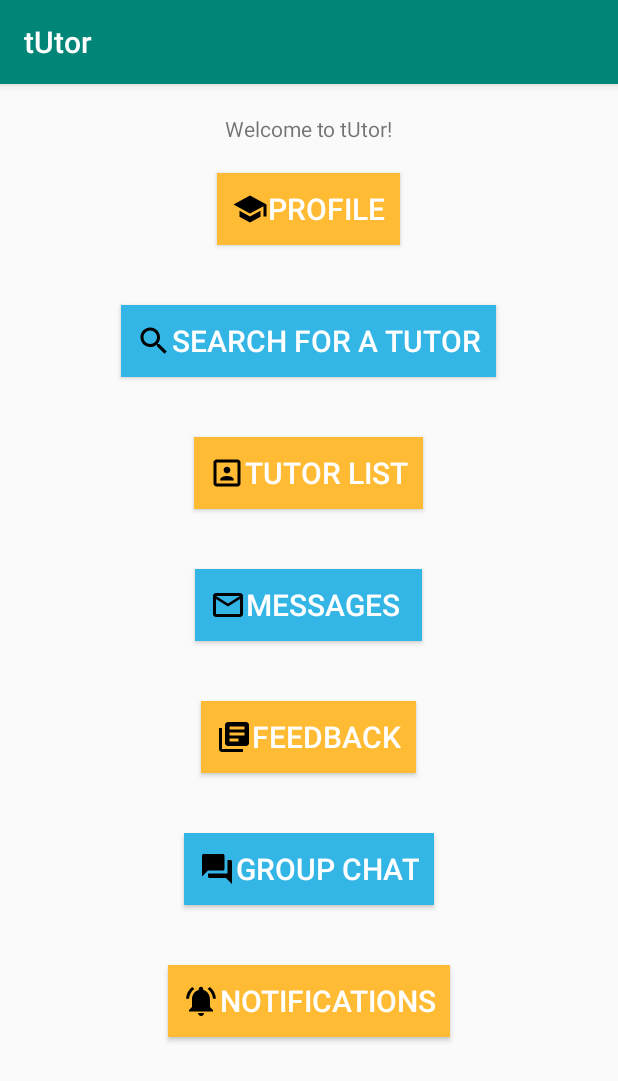
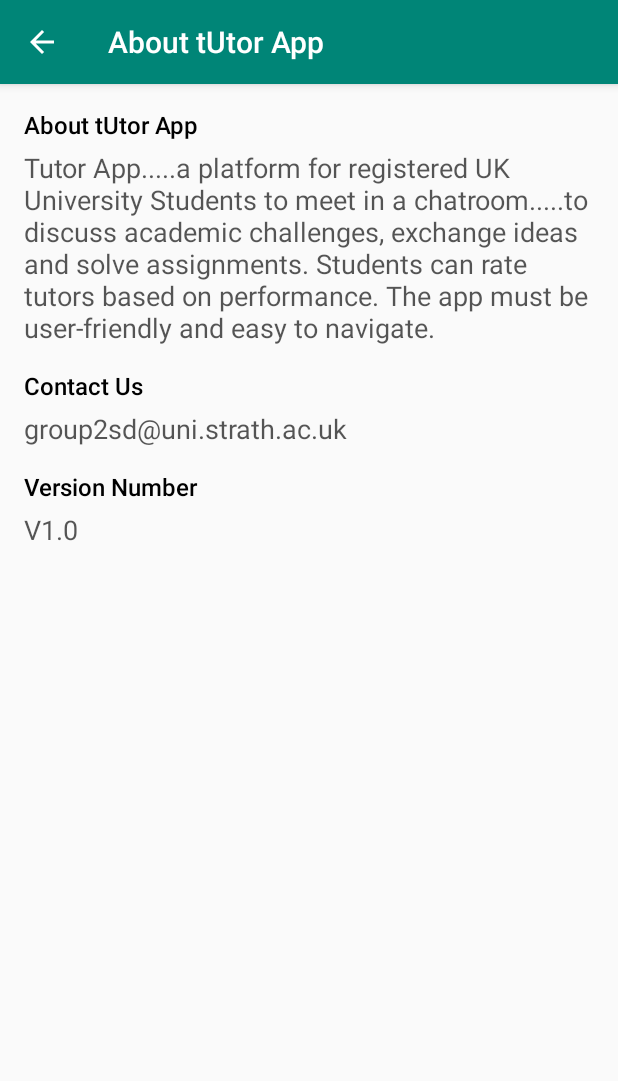
Before and after one commit to LexuLexu/CS991_Mobile_Application_Development_Group_Project_Repository, an Android app: the MainPageActivity screen opened directly, with no data from a screen before it, after a tap on "PROFILE", on a phone screen of 412 x 824 dp. Shown: the top 1081 px of the screen. Run offline under Robolectric (Android 15) with nearby library versions, the phone set to English and light mode, and no system bars.

Commit message:
Add About App Activity and linked with MainPageActivity

```diff
--- a/app/src/main/AndroidManifest.xml
+++ b/app/src/main/AndroidManifest.xml
@@ -9,7 +9,14 @@
         android:roundIcon="@mipmap/ic_launcher_round"
         android:supportsRtl="true"
         android:theme="@style/AppTheme">
-        <activity android:name=".GroupChatActivity"></activity>
+        <activity android:name=".AboutTutorAppActivity"
+            android:label="@string/about_tutor"
+            android:parentActivityName=".MainPageActivity">
+            <meta-data
+                android:name="android.support.PARENT_ACTIVITY"
+                android:value="com.example.tutorprototype1.MainPageActivity" />
+        </activity>
+        <activity android:name=".GroupChatActivity" />
         <activity android:name=".NotificationsActivity" />
         <activity
             android:name=".tutorAccountListActivity"
--- /dev/null
+++ b/app/src/main/java/com/example/tutorprototype1/AboutTutorAppActivity.java
@@ -0,0 +1,14 @@
+package com.example.tutorprototype1;
+
+import androidx.appcompat.app.AppCompatActivity;
+
+import android.os.Bundle;
+
+public class AboutTutorAppActivity extends AppCompatActivity {
+
+    @Override
+    protected void onCreate(Bundle savedInstanceState) {
+        super.onCreate(savedInstanceState);
+        setContentView(R.layout.activity_about_tutor_app);
+    }
+}
--- a/app/src/main/java/com/example/tutorprototype1/MainPageActivity.java
+++ b/app/src/main/java/com/example/tutorprototype1/MainPageActivity.java
@@ -17,6 +17,10 @@ public class MainPageActivity extends AppCompatActivity {
     @Override
     public void onBackPressed () {
         return;
+    }
+
+    public void profile_action(View view) {
+        startActivity(new Intent(MainPageActivity.this, AboutTutorAppActivity.class));
     }
 
     public void rateTutor_action(View view) {
--- /dev/null
+++ b/app/src/main/res/layout/activity_about_tutor_app.xml
@@ -0,0 +1,106 @@
+<?xml version="1.0" encoding="utf-8"?>
+<LinearLayout xmlns:android="http://schemas.android.com/apk/res/android"
+    xmlns:app="http://schemas.android.com/apk/res-auto"
+    xmlns:tools="http://schemas.android.com/tools"
+    android:layout_width="match_parent"
+    android:layout_height="match_parent"
+    android:orientation="vertical"
+    android:padding="16dp"
+    tools:context=".AboutTutorAppActivity">
+
+    <LinearLayout
+        android:layout_width="match_parent"
+        android:layout_height="wrap_content"
+        android:orientation="vertical">
+
+        <TextView
+            android:layout_width="wrap_content"
+            android:layout_height="wrap_content"
+            android:text="@string/about_tutor_app"
+            android:textColor="#000000"
+            android:textSize="16sp"
+            app:fontFamily="sans-serif-medium"
+            app:layout_constraintBottom_toBottomOf="parent"
+            app:layout_constraintEnd_toEndOf="parent"
+            app:layout_constraintStart_toStartOf="parent"
+            app:layout_constraintTop_toTopOf="parent" />
+
+        <TextView
+            android:layout_width="wrap_content"
+            android:layout_height="wrap_content"
+            android:layout_marginTop="5dp"
+            android:text="@string/tuto_app_info"
+            android:textAllCaps="false"
+            android:textColor="#A9000000"
+            android:textSize="18sp"
+            app:layout_constraintBottom_toBottomOf="parent"
+            app:layout_constraintEnd_toEndOf="parent"
+            app:layout_constraintStart_toStartOf="parent"
+            app:layout_constraintTop_toTopOf="parent" />
+    </LinearLayout>
+
+    <LinearLayout
+        android:layout_width="match_parent"
+        android:layout_height="wrap_content"
+        android:layout_marginTop="15dp"
+        android:orientation="vertical">
+
+        <TextView
+            android:id="@+id/textView"
+            android:layout_width="wrap_content"
+            android:layout_height="wrap_content"
+            android:text="@string/contact_us"
+            android:textColor="#000000"
+            android:textSize="16sp"
+            app:fontFamily="sans-serif-medium"
+            app:layout_constraintBottom_toBottomOf="parent"
+            app:layout_constraintEnd_toEndOf="parent"
+            app:layout_constraintStart_toStartOf="parent"
+            app:layout_constraintTop_toTopOf="parent" />
+
+        <TextView
+            android:layout_width="wrap_content"
+            android:layout_height="wrap_content"
+            android:layout_marginTop="5dp"
+            android:text="@string/email_address_"
+            android:textAllCaps="false"
+            android:textColor="#A9000000"
+            android:textSize="18sp"
+            app:layout_constraintBottom_toBottomOf="parent"
+            app:layout_constraintEnd_toEndOf="parent"
+            app:layout_constraintStart_toStartOf="parent"
+            app:layout_constraintTop_toTopOf="parent" />
+    </LinearLayout>
+
+    <LinearLayout
+        android:layout_width="match_parent"
+        android:layout_height="wrap_content"
+        android:layout_marginTop="15dp"
+        android:orientation="vertical">
+
+        <TextView
+            android:layout_width="wrap_content"
+            android:layout_height="wrap_content"
+            android:text="@string/version_number"
+            android:textColor="#000000"
+            android:textSize="16sp"
+            app:fontFamily="sans-serif-medium"
+            app:layout_constraintBottom_toBottomOf="parent"
+            app:layout_constraintEnd_toEndOf="parent"
+            app:layout_constraintStart_toStartOf="parent"
+            app:layout_constraintTop_toTopOf="parent" />
+
+        <TextView
+            android:layout_width="wrap_content"
+            android:layout_height="wrap_content"
+            android:layout_marginTop="5dp"
+            android:text="@string/app_version"
+            android:textAllCaps="false"
+            android:textColor="#A9000000"
+            android:textSize="18sp"
+            app:layout_constraintBottom_toBottomOf="parent"
+            app:layout_constraintEnd_toEndOf="parent"
+            app:layout_constraintStart_toStartOf="parent"
+            app:layout_constraintTop_toTopOf="parent" />
+    </LinearLayout>
+</LinearLayout>
--- a/app/src/main/res/values/strings.xml
+++ b/app/src/main/res/values/strings.xml
@@ -188,5 +188,12 @@
 
     <string name="title_tutoraccount_list">tutorAccounts</string>
     <string name="title_tutoraccount_detail">tutorAccount Detail</string>
+    <string name="about_tutor_app">About tUtor App</string>
+    <string name="tuto_app_info">Tutor App.....a platform for registered UK University Students to meet in a chatroom.....to discuss academic challenges, exchange ideas and solve assignments. Students can rate tutors based on performance. The app must be user-friendly and easy to navigate.</string>
+    <string name="contact_us">Contact Us</string>
+    <string name="email_address_">group2sd@uni.strath.ac.uk</string>
+    <string name="version_number">Version Number</string>
+    <string name="app_version">V1.0</string>
+    <string name="about_tutor">About tUtor App</string>
 
 </resources>
```
